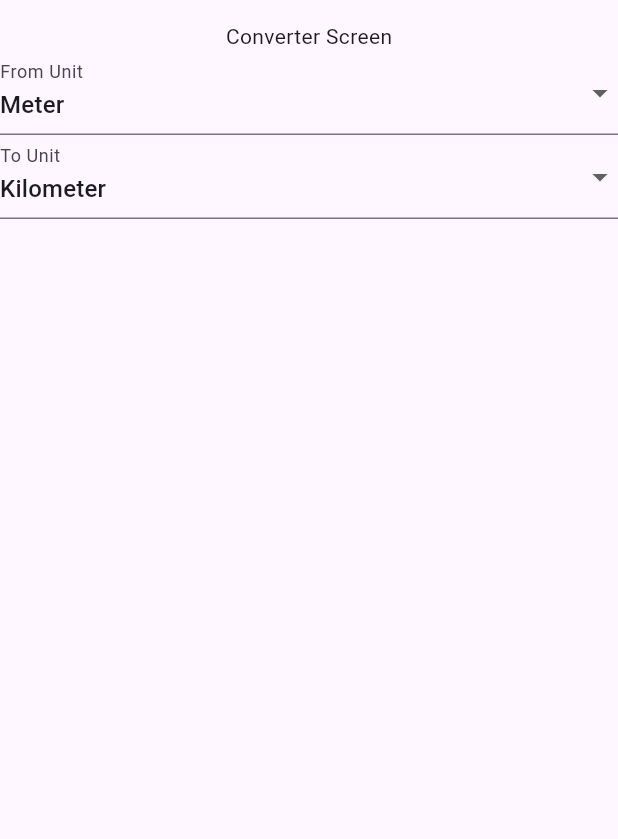
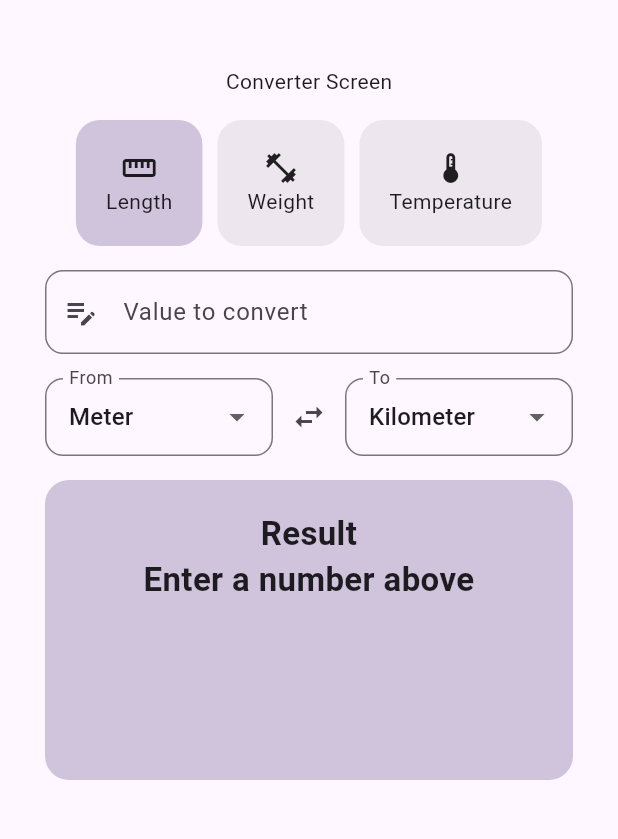
Before and after one commit to mishad01/Ed-Tech-Projects, a Flutter app: the screen it shows after launch, on a phone screen of 412 x 824 dp, the part 63-902 px from its top. Run offline on Flutter 3.47's test engine with Material 3 defaults, Android fonts, the light colour scheme and no system bars; our stand-ins replace audioplayers, webview_flutter; missing offline and left inert: gauge_indicator.

Commit message:
feat: implement unit converter UI with category selection, input field, and result display

```diff
--- a/unit_converter/lib/main.dart
+++ b/unit_converter/lib/main.dart
@@ -1,4 +1,6 @@
 import 'package:flutter/material.dart';
+import 'package:provider/provider.dart';
+import 'package:unit_converter/presentation/provider/converter_provider.dart';
 import 'package:unit_converter/presentation/screen/converter_screen.dart';
 
 void main() {
@@ -11,27 +13,13 @@ class MyApp extends StatelessWidget {
   // This widget is the root of your application.
   @override
   Widget build(BuildContext context) {
-    return MaterialApp(
-      title: 'Flutter Demo',
-      theme: ThemeData(
-        // This is the theme of your application.
-        //
-        // TRY THIS: Try running your application with "flutter run". You'll see
-        // the application has a purple toolbar. Then, without quitting the app,
-        // try changing the seedColor in the colorScheme below to Colors.green
-        // and then invoke "hot reload" (save your changes or press the "hot
-        // reload" button in a Flutter-supported IDE, or press "r" if you used
-        // the command line to start the app).
-        //
-        // Notice that the counter didn't reset back to zero; the application
-        // state is not lost during the reload. To reset the state, use hot
-        // restart instead.
-        //
-        // This works for code too, not just values: Most code changes can be
-        // tested with just a hot reload.
-        colorScheme: .fromSeed(seedColor: Colors.deepPurple),
+    return ChangeNotifierProvider(
+      create: (context) => ConverterProvider(),
+      child: MaterialApp(
+        title: 'Flutter Demo',
+        theme: ThemeData(colorScheme: .fromSeed(seedColor: Colors.deepPurple)),
+        home: ConverterScreen(),
       ),
-      home: ConverterScreen(),
     );
   }
 }
--- a/unit_converter/lib/presentation/provider/converter_provider.dart
+++ b/unit_converter/lib/presentation/provider/converter_provider.dart
@@ -25,6 +25,7 @@ class ConverterProvider extends ChangeNotifier {
     _selectedCategoryIndex = index;
     _fromUnit = _currentUnits[0];
     _toUnit = _currentUnits[1];
+    _inputText = '';
     notifyListeners();
   }
 
--- a/unit_converter/lib/presentation/screen/converter_screen.dart
+++ b/unit_converter/lib/presentation/screen/converter_screen.dart
@@ -1,4 +1,10 @@
 import 'package:flutter/material.dart';
+import 'package:provider/provider.dart';
+import 'package:unit_converter/core/app_strings.dart';
+import 'package:unit_converter/presentation/provider/converter_provider.dart';
+import 'package:unit_converter/presentation/screen/widget/category_selector.dart';
+import 'package:unit_converter/presentation/screen/widget/input_field.dart';
+import 'package:unit_converter/presentation/screen/widget/result_card.dart';
 import 'package:unit_converter/presentation/screen/widget/unit_dropdown.dart';
 
 class ConverterScreen extends StatefulWidget {
@@ -11,24 +17,53 @@ class ConverterScreen extends StatefulWidget {
 class _ConverterScreenState extends State<ConverterScreen> {
   @override
   Widget build(BuildContext context) {
+    final provider = context.read<ConverterProvider>();
+
     return Scaffold(
       appBar: AppBar(title: const Text('Unit Converter')),
-      body: Column(
-        children: [
-          const Center(child: Text('Converter Screen')),
-          UnitDropdown(
-            label: 'From Unit',
-            selectedUnit: 'Meter',
-            units: ['Meter', 'Kilometer', 'Mile'],
-            onChanged: (value) {},
+      body: SingleChildScrollView(
+        child: Padding(
+          padding: const EdgeInsets.all(30.0),
+          child: Column(
+            spacing: 16,
+            children: [
+              const Center(child: Text('Converter Screen')),
+              CategorySelector(),
+              InputField(),
+              Row(
+                children: [
+                  Expanded(
+                    child: UnitDropdown(
+                      label: AppStrings.fromLabel,
+                      selectedUnit: provider.fromUnit,
+                      units: provider.currentUnits,
+                      onChanged: (value) {
+                        context.read<ConverterProvider>().updateFromUnit(
+                          value!,
+                        );
+                      },
+                    ),
+                  ),
+                  IconButton(
+                    onPressed: () => context.read<ConverterProvider>().swap(),
+                    icon: const Icon(Icons.swap_horiz),
+                  ),
+                  Expanded(
+                    child: UnitDropdown(
+                      label: AppStrings.toLabel,
+                      selectedUnit: provider.toUnit,
+                      units: provider.currentUnits,
+                      onChanged: (value) {
+                        context.read<ConverterProvider>().updateToUnit(value!);
+                      },
+                    ),
+                  ),
+                ],
+              ),
+              ResultCard(),
+            ],
           ),
-          UnitDropdown(
-            label: 'To Unit',
-            selectedUnit: 'Kilometer',
-            units: ['Meter', 'Kilometer', 'Mile'],
-            onChanged: (value) {},
-          ),
-        ],
+        ),
       ),
     );
   }
--- a/unit_converter/lib/presentation/screen/widget/category_selector.dart
+++ b/unit_converter/lib/presentation/screen/widget/category_selector.dart
@@ -0,0 +1,36 @@
+import 'package:flutter/material.dart';
+import 'package:provider/provider.dart';
+import 'package:unit_converter/presentation/provider/converter_provider.dart';
+
+class CategorySelector extends StatelessWidget {
+  const CategorySelector({super.key});
+
+  @override
+  Widget build(BuildContext context) {
+    final provider = context.watch<ConverterProvider>();
+    return Row(
+      spacing: 10,
+      mainAxisAlignment: .center,
+      crossAxisAlignment: .center,
+      children: List.generate(provider.categories.length, (index) {
+        final category = provider.categories[index];
+        final isSelected = provider.selectedCategoryIndex == index;
+        return GestureDetector(
+          onTap: () => context.read<ConverterProvider>().selectCategory(index),
+          child: Container(
+            padding: .all(20),
+            decoration: BoxDecoration(
+              color: isSelected
+                  ? Theme.of(context).primaryColor.withAlpha(80)
+                  : Theme.of(context).colorScheme.surfaceContainerHigh,
+              borderRadius: .circular(16),
+            ),
+            child: Column(
+              children: [Icon(category.iconData), Text(category.name)],
+            ),
+          ),
+        );
+      }),
+    );
+  }
+}
--- a/unit_converter/lib/presentation/screen/widget/input_field.dart
+++ b/unit_converter/lib/presentation/screen/widget/input_field.dart
@@ -1,4 +1,7 @@
 import 'package:flutter/material.dart';
+import 'package:provider/provider.dart';
+import 'package:unit_converter/core/app_strings.dart';
+import 'package:unit_converter/presentation/provider/converter_provider.dart';
 
 class InputField extends StatefulWidget {
   const InputField({super.key});
@@ -10,16 +13,43 @@ class InputField extends StatefulWidget {
 class _InputFieldState extends State<InputField> {
   late TextEditingController _controller;
 
-  initState() {
+  void initState() {
     super.initState();
-    _controller = TextEditingController();
+    _controller = TextEditingController(
+      text: context.read<ConverterProvider>().inputText,
+    );
+  }
+
+  @override
+  void dispose() {
+    // TODO: implement dispose
+    super.dispose();
+    _controller.dispose();
   }
 
   @override
   Widget build(BuildContext context) {
     return TextField(
+      controller: _controller,
       keyboardType: TextInputType.number,
-      decoration: const InputDecoration(labelText: 'Enter value'),
+      decoration: InputDecoration(
+        labelText: AppStrings.inputLabel,
+        hintText: AppStrings.inputHint,
+        prefixIcon: const Icon(Icons.edit_note),
+        border: OutlineInputBorder(borderRadius: BorderRadius.circular(12)),
+        suffixIcon: _controller.text.isEmpty
+            ? null
+            : IconButton(
+                icon: const Icon(Icons.clear),
+                onPressed: () {
+                  _controller.clear();
+                  context.read<ConverterProvider>().updateInput('');
+                },
+              ),
+      ),
+      onChanged: (value) {
+        context.read<ConverterProvider>().updateInput(value);
+      },
     );
   }
 }
--- a/unit_converter/lib/presentation/screen/widget/result_card.dart
+++ b/unit_converter/lib/presentation/screen/widget/result_card.dart
@@ -0,0 +1,39 @@
+import 'package:flutter/material.dart';
+import 'package:provider/provider.dart';
+import 'package:unit_converter/core/app_strings.dart';
+import 'package:unit_converter/presentation/provider/converter_provider.dart';
+
+class ResultCard extends StatelessWidget {
+  const ResultCard({super.key});
+
+  @override
+  Widget build(BuildContext context) {
+    return Consumer<ConverterProvider>(
+      builder: (context, provider, child) {
+        return Container(
+          padding: const EdgeInsets.all(20),
+          width: double.infinity,
+          height: 200,
+          decoration: BoxDecoration(
+            color: Theme.of(context).primaryColor.withAlpha(80),
+            borderRadius: BorderRadius.circular(16),
+          ),
+          child: Column(
+            children: [
+              Text(
+                AppStrings.resultLabel,
+                style: TextStyle(fontSize: 22, fontWeight: FontWeight.w600),
+                textAlign: TextAlign.center,
+              ),
+              Text(
+                provider.result,
+                style: TextStyle(fontSize: 22, fontWeight: FontWeight.w600),
+                textAlign: TextAlign.center,
+              ),
+            ],
+          ),
+        );
+      },
+    );
+  }
+}
--- a/unit_converter/lib/presentation/screen/widget/unit_dropdown.dart
+++ b/unit_converter/lib/presentation/screen/widget/unit_dropdown.dart
@@ -12,16 +12,27 @@ class UnitDropdown extends StatelessWidget {
   final String selectedUnit;
   final List<String> units;
   final ValueChanged<String?> onChanged;
-
   @override
   Widget build(BuildContext context) {
     return DropdownButtonFormField<String>(
       initialValue: selectedUnit,
       isExpanded: true,
-      decoration: InputDecoration(labelText: label),
-      items: units.map((unit) {
-        return DropdownMenuItem<String>(value: unit, child: Text(unit));
-      }).toList(),
+      decoration: InputDecoration(
+        labelText: label,
+        border: OutlineInputBorder(borderRadius: BorderRadius.circular(12)),
+        contentPadding: const EdgeInsets.symmetric(
+          horizontal: 12,
+          vertical: 14,
+        ),
+      ),
+      items: units
+          .map(
+            (unit) => DropdownMenuItem<String>(
+              value: unit,
+              child: Text(unit, overflow: TextOverflow.ellipsis),
+            ),
+          )
+          .toList(),
       onChanged: onChanged,
     );
   }
```
